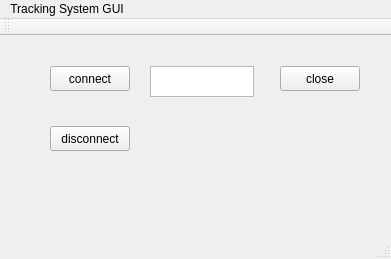
Old version of the form Indoor_Positioning_GUI/mainwindow.ui in the repository xdyangwei/Indoor_Positioning.
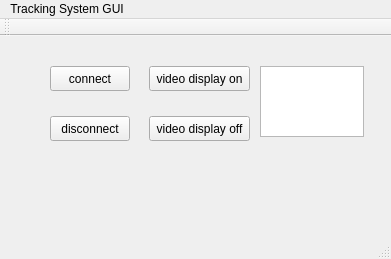
New version of the form.

Diff of the .ui file:
```diff
--- a/Indoor_Positioning_GUI/mainwindow.ui
+++ b/Indoor_Positioning_GUI/mainwindow.ui
@@ -31,7 +31,7 @@
     <property name="geometry">
      <rect>
       <x>50</x>
-      <y>90</y>
+      <y>80</y>
       <width>80</width>
       <height>25</height>
      </rect>
@@ -40,29 +40,42 @@
      <string>disconnect</string>
     </property>
    </widget>
-   <widget class="QPushButton" name="pushButton_3">
-    <property name="geometry">
-     <rect>
-      <x>280</x>
-      <y>30</y>
-      <width>80</width>
-      <height>25</height>
-     </rect>
-    </property>
-    <property name="text">
-     <string>close</string>
-    </property>
-   </widget>
    <widget class="QTextEdit" name="textEdit">
     <property name="geometry">
      <rect>
-      <x>150</x>
+      <x>260</x>
       <y>30</y>
       <width>104</width>
-      <height>31</height>
+      <height>71</height>
      </rect>
     </property>
    </widget>
+   <widget class="QPushButton" name="pushButton_4">
+    <property name="geometry">
+     <rect>
+      <x>149</x>
+      <y>30</y>
+      <width>101</width>
+      <height>25</height>
+     </rect>
+    </property>
+    <property name="text">
+     <string>video display on</string>
+    </property>
+   </widget>
+   <widget class="QPushButton" name="pushButton_3">
+    <property name="geometry">
+     <rect>
+      <x>149</x>
+      <y>80</y>
+      <width>101</width>
+      <height>25</height>
+     </rect>
+    </property>
+    <property name="text">
+     <string>video display off</string>
+    </property>
+   </widget>
   </widget>
   <widget class="QMenuBar" name="menuBar">
    <property name="geometry">
```
Left out of the diff: 19 changed lines with no effect on the pictures.
